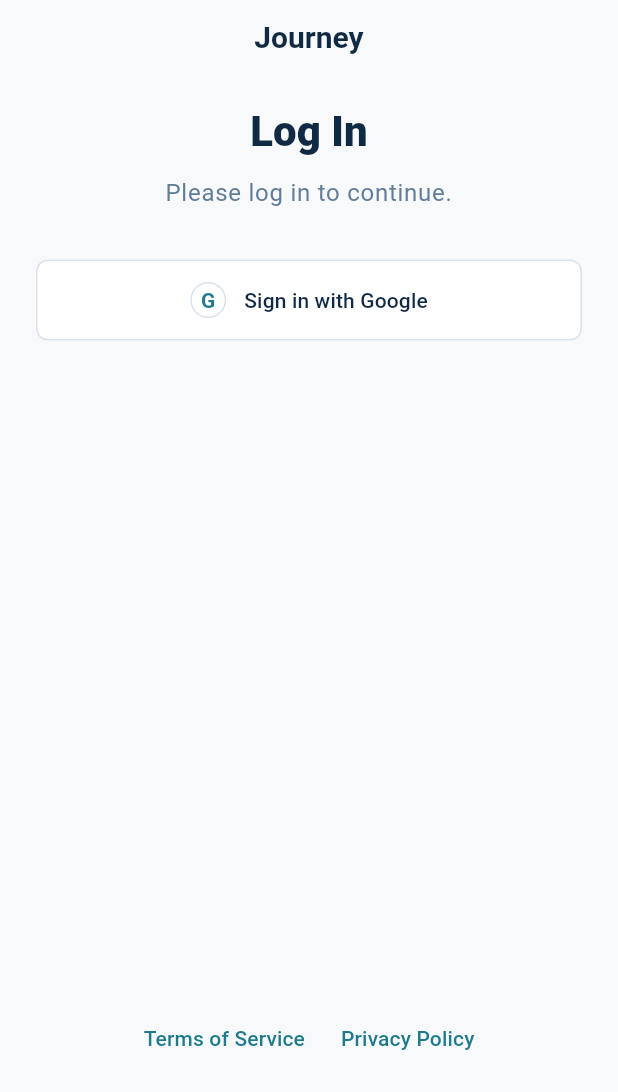
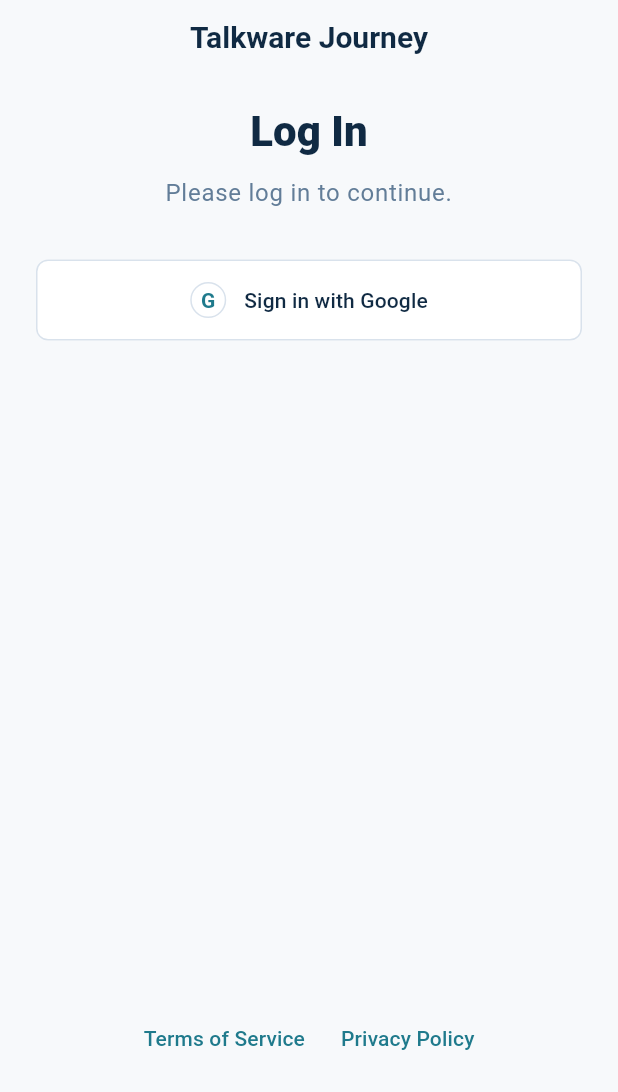
Before and after one commit to aungkokothet/talkwaremm-member-app-factory, a Flutter app: the screen it shows after launch, on a phone screen of 412 x 824 dp, the part 144-1236 px from its top. Run offline on Flutter 3.47's test engine with Material 3 defaults, Android fonts, the phone set to English and light mode, and no system bars; our stand-ins replace flutter_svg, get.

Commit message:
Rename sign in brand to Talkware Journey

```diff
--- a/lib/app/constant/resources/app_string.dart
+++ b/lib/app/constant/resources/app_string.dart
@@ -9,7 +9,7 @@ class AppString {
   static const String mockMemberPhotoInitials = 'MC';
   static const String mockMemberPhotoAsset =
       'assets/images/profile_challenge_logo.svg';
-  static const String signInBrandName = 'Journey';
+  static const String signInBrandName = 'Talkware Journey';
   static const String signInTitle = 'Log In';
   static const String signInSubtitle = 'Please log in to continue.';
   static const String signInWithGoogle = 'Sign in with Google';
```
Also changed, not shown: 1 other file.
